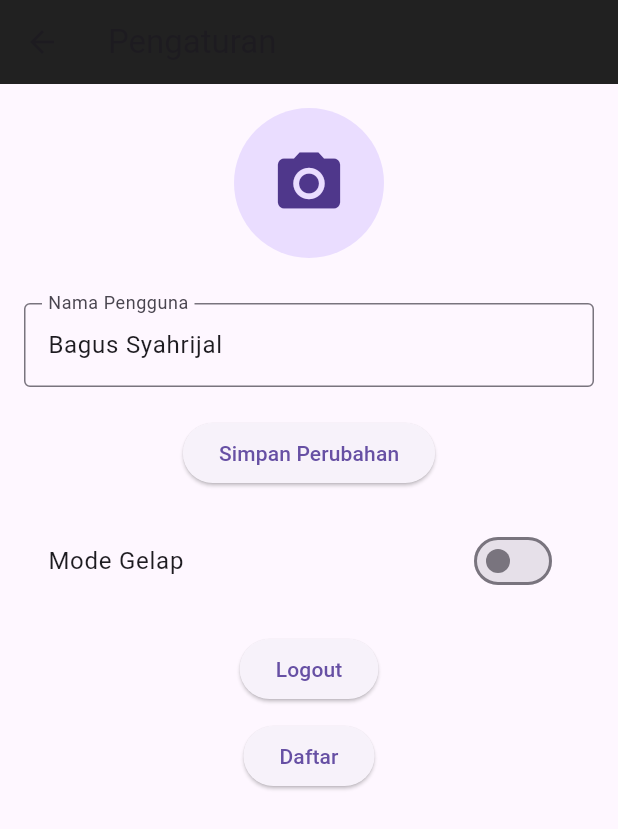
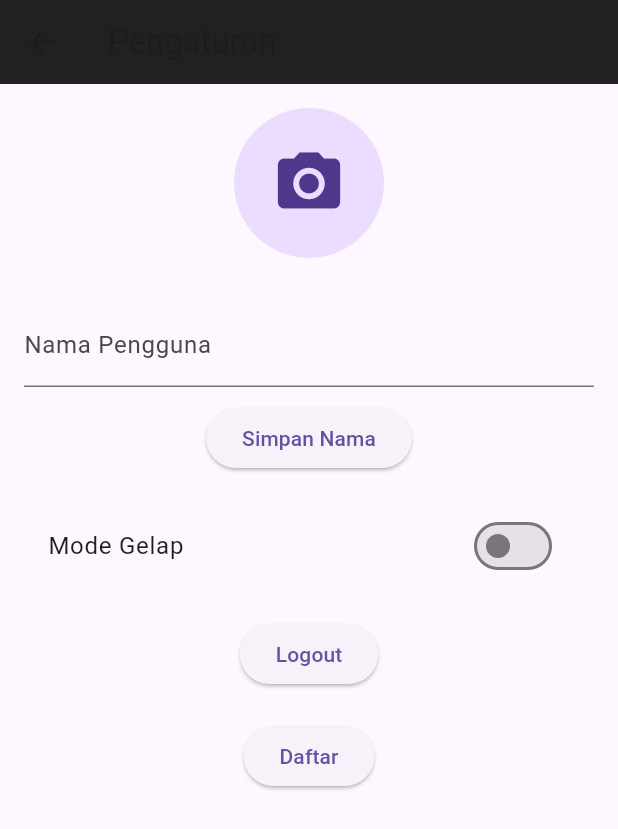
Before and after one commit to Fauzauza/ujastore, a Flutter app: the ProfilePage screen opened directly, after a tap on "Pengaturan", on a phone screen of 412 x 824 dp. Shown: the top 829 px of the screen. Run offline on Flutter 3.47's test engine with Material 3 defaults, Android fonts, the phone set to English and light mode, and no system bars; our stand-ins replace cloud_firestore, firebase_auth, firebase_core, firebase_storage, get, get_storage and 2 more; accounts and stored records are empty; network calls fail.

Commit message:
menambahkan fitur CRUD profile

```diff
--- a/lib/app/modules/home/views/profile_view.dart
+++ b/lib/app/modules/home/views/profile_view.dart
@@ -9,15 +9,15 @@ class ProfilePage extends StatelessWidget {
   @override
   Widget build(BuildContext context) {
     return Scaffold(
-      backgroundColor:
-          Theme.of(context).scaffoldBackgroundColor, // Warna latar belakang
+      backgroundColor: Theme.of(context).scaffoldBackgroundColor,
       body: SingleChildScrollView(
         child: Column(
           children: [
+            // Bagian profil
             Padding(
               padding: EdgeInsets.all(16),
               child: Card(
-                color: Theme.of(context).cardColor, // Warna kartu
+                color: Theme.of(context).cardColor,
                 child: Column(
                   children: [
                     Obx(() => ListTile(
@@ -27,42 +27,61 @@ class ProfilePage extends StatelessWidget {
                                   ? FileImage(controller.profileImage!)
                                   : null,
                               child: controller.profileImage == null
-                                  ? Text('BS',
-                                      style: TextStyle(
-                                          color: Colors.white)) // Placeholder
+                                  ? Text(
+                                      controller.userName.value.isNotEmpty
+                                          ? controller.userName.value[0].toUpperCase()
+                                          : 'U',
+                                      style: TextStyle(color: Colors.white),
+                                    )
                                   : null,
-                              backgroundColor: Theme.of(context)
-                                  .primaryColor, // Warna latar belakang avatar
+                              backgroundColor: Theme.of(context).primaryColor,
                             ),
                           ),
-                          title: Obx(() => Text(controller.userName.value,
+                          title: Obx(() => Text(
+                                controller.userName.value.isNotEmpty
+                                    ? controller.userName.value
+                                    : 'Nama Pengguna',
                                 style: TextStyle(
                                     color: Theme.of(context)
                                         .textTheme
                                         .bodyLarge
-                                      ?.color))), // Menggunakan bodyLarge
-                          subtitle: Text('Non Membership',
+                                        ?.color),
+                              )),
+                          subtitle: Obx(() => Text(
+                                controller.email.value.isNotEmpty
+                                    ? controller.email.value
+                                    : 'Email tidak tersedia',
                                 style: TextStyle(
                                     color: Theme.of(context)
                                         .textTheme
                                         .bodyLarge
-                                      ?.color)), // Menggunakan bodyLarge
+                                        ?.color),
                               )),
-
-                    // Tambah tombol ke SettingsPage
+                        )),
+                    // Tombol ke SettingsPage
                     ListTile(
-                      leading: Icon(Icons.settings,
-                          color:
-                              Theme.of(context).iconTheme.color), // Warna ikon
+                      leading: Icon(Icons.settings, color: Theme.of(context).iconTheme.color),
                       title: Text('Pengaturan',
                           style: TextStyle(
                               color: Theme.of(context)
                                   .textTheme
                                   .bodyLarge
-                                  ?.color)), // Menggunakan bodyLarge
+                                  ?.color)),
                       onTap: () {
-                        Get.to(() =>
-                            SettingsPage()); // Navigasi ke halaman Settings
+                        Get.to(() => SettingsPage());
+                      },
+                    ),
+                    // Tambahkan tombol Logout
+                    ListTile(
+                      leading: Icon(Icons.logout, color: Theme.of(context).iconTheme.color),
+                      title: Text('Logout',
+                          style: TextStyle(
+                              color: Theme.of(context)
+                                  .textTheme
+                                  .bodyLarge
+                                  ?.color)),
+                      onTap: () {
+                        controller.logout();
                       },
                     ),
                   ],
--- a/lib/app/modules/home/views/settings_page.dart
+++ b/lib/app/modules/home/views/settings_page.dart
@@ -1,31 +1,38 @@
 import 'package:flutter/material.dart';
+import 'package:get/get.dart';
 import 'package:image_picker/image_picker.dart';
-import 'package:get/get.dart';
-import '../controllers/profile_controller.dart'; // Pastikan ini benar
-import 'package:ujastore/app/modules/home/views/login_view.dart'; // Import halaman login
-import 'package:ujastore/app/modules/home/views/signup_view.dart'; // Import halaman signup
-import '../controllers/auth_controller.dart'; // Import AuthController
+import '../controllers/profile_controller.dart';
+import 'login_view.dart';
+import 'signup_view.dart';
 
 class SettingsPage extends StatelessWidget {
   final ProfileController controller = Get.put(ProfileController());
-  final AuthController authController = Get.find<AuthController>(); // Ambil instance AuthController
   final TextEditingController nameController = TextEditingController();
+
+  SettingsPage({Key? key}) : super(key: key) {
+    nameController.text = controller.userName.value;
+  }
 
   @override
   Widget build(BuildContext context) {
-    // Isi teks dengan nama pengguna saat ini
-    nameController.text = controller.userName.value;
-
     return Scaffold(
       appBar: AppBar(
         title: Text('Pengaturan'),
         backgroundColor: Colors.grey[900],
+        actions: [
+          Obx(() => Padding(
+                padding: const EdgeInsets.all(8.0),
+                child: Text(
+                  controller.userName.value,
+                  style: TextStyle(color: Colors.white),
+                ),
+              )),
+        ],
       ),
       body: Padding(
         padding: const EdgeInsets.all(16.0),
         child: Column(
           children: [
-            // Ganti Foto Profil
             Obx(() => GestureDetector(
                   onTap: () => _pickImage(controller),
                   child: CircleAvatar(
@@ -39,56 +46,44 @@ class SettingsPage extends StatelessWidget {
                   ),
                 )),
             SizedBox(height: 10),
-
-            // Tombol Hapus Foto Profil (hanya muncul jika ada foto)
             Obx(() => controller.profileImage != null
                 ? ElevatedButton(
-                    onPressed: () {
-                      controller.removeProfileImage(); // Hapus foto profil
-                    },
-                    child: Text('Hapus Foto Profil'),
+                    onPressed: controller.removeProfileImage,
+                    child: Text('Hapus Gambar Profil'),
                   )
-                : SizedBox()), // Sembunyikan tombol jika tidak ada foto
-
+                : Container()),
             SizedBox(height: 20),
             TextField(
               controller: nameController,
-              decoration: InputDecoration(
-                labelText: 'Nama Pengguna',
-                border: OutlineInputBorder(),
+              decoration: InputDecoration(labelText: 'Nama Pengguna'),
             ),
+            SizedBox(height: 10),
+            ElevatedButton(
+              onPressed: () {
+                controller.setUserName(nameController.text);
+                controller.updateUserNameInFirestore(nameController.text);
+              },
+              child: Text('Simpan Nama'),
             ),
             SizedBox(height: 20),
-            ElevatedButton(
-              onPressed: () {
-                // Update nama pengguna
-                controller.setUserName(nameController.text);
-                Get.snackbar('Berhasil', 'Nama pengguna telah diperbarui');
-              },
-              child: Text('Simpan Perubahan'),
-            ),
-            SizedBox(height: 20),
-
-            // Sakelar untuk mengganti tema
-            Obx(() => SwitchListTile(
+            Obx(() {
+              return SwitchListTile(
                 title: Text('Mode Gelap'),
                 value: controller.isDarkMode.value,
                 onChanged: (value) {
                   controller.toggleTheme(value);
                 },
-                )),
-
+              );
+            }),
             SizedBox(height: 20),
-            // Tombol Logout
             ElevatedButton(
-              onPressed: () {
-                authController.logout(); // Panggil metode logout dari AuthController
-                Get.to(() => LoginView()); // Navigasi ke halaman login setelah logout
+              onPressed: () async {
+                await controller.logout();
+                Get.off(() => LoginView());
               },
               child: Text('Logout'),
             ),
-            SizedBox(height: 10),
-            // Navigasi ke halaman signup
+            SizedBox(height: 20),
             ElevatedButton(
               onPressed: () {
                 Get.to(() => SignUpView());
@@ -103,9 +98,9 @@ class SettingsPage extends StatelessWidget {
 
   Future<void> _pickImage(ProfileController controller) async {
     final ImagePicker _picker = ImagePicker();
-    final pickedFile = await _picker.pickImage(source: ImageSource.gallery);
-    if (pickedFile != null) {
-      controller.setImagePath(pickedFile.path); // Update path gambar di controller
+    final XFile? image = await _picker.pickImage(source: ImageSource.gallery);
+    if (image != null) {
+      controller.setImagePath(image.path);
     }
   }
 }
--- a/pubspec.yaml
+++ b/pubspec.yaml
@@ -44,6 +44,9 @@ dependencies:
   intl: ^0.19.0
   firebase_auth: ^5.3.1
   firebase_core: ^3.6.0
+  cloud_firestore: ^5.4.4
+  get_storage: ^2.1.1
+  firebase_storage: ^12.3.4
 
 
 dev_dependencies:
```
Also changed, not shown: lib/app/data/models/user_model.dart (added, +26 -0 lines), lib/app/data/services/firebase_service.dart (+62 -40 lines), lib/app/modules/home/controllers/auth_controller.dart (+54 -24 lines), lib/app/modules/home/controllers/profile_controller.dart (+125 -37 lines), lib/app/modules/home/views/login_view.dart (+15 -35 lines), lib/app/modules/home/views/signup_view.dart (+14 -12 lines), lib/app/modules/models/user_model.dart (added, +26 -0 lines), lib/main.dart (+29 -9 lines), pubspec.lock, 4 other files. Lines whose indentation alone changed are shown as unchanged.
